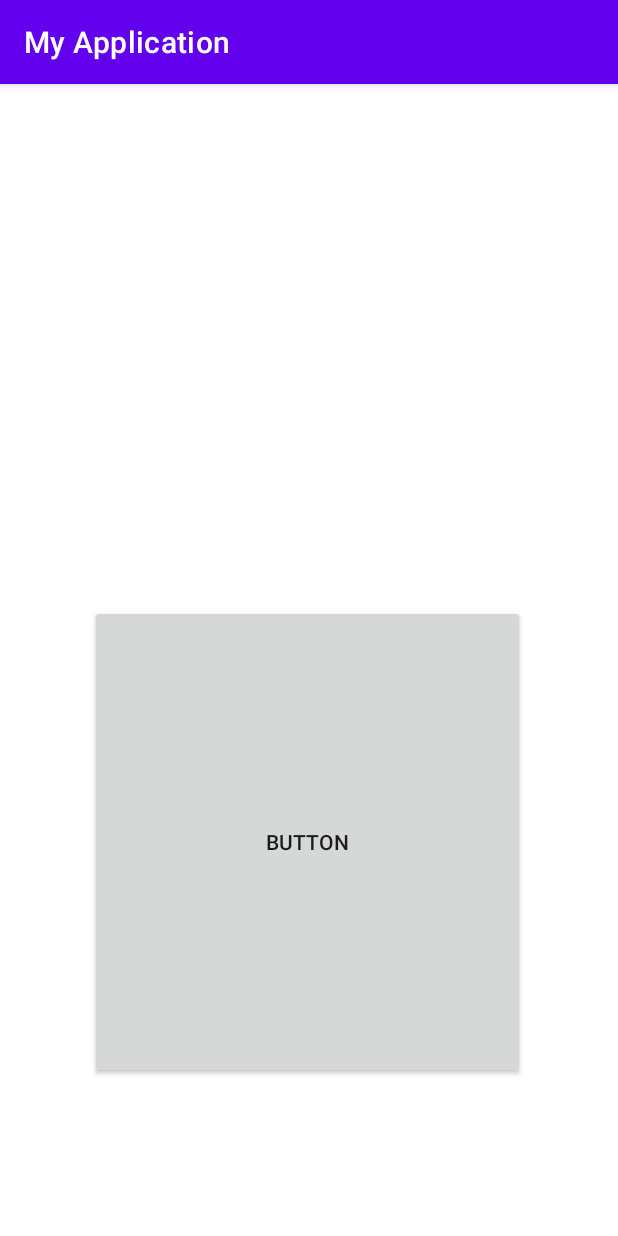
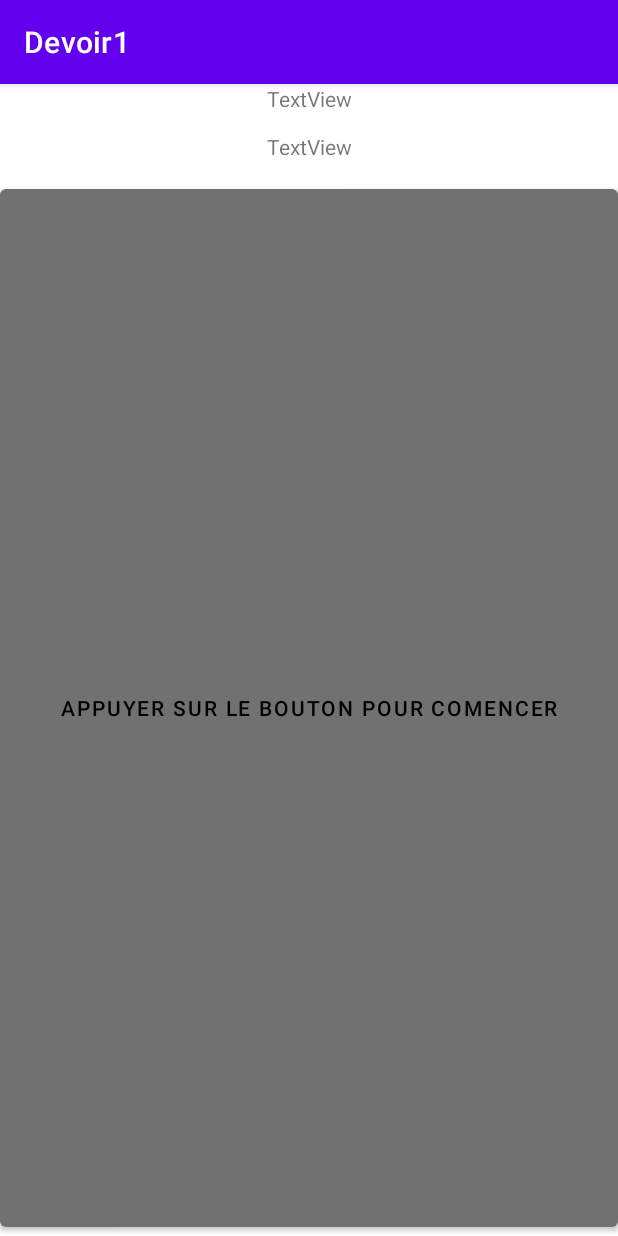
Before and after one commit to julienlanctot/IFT2905_Devoir1, an Android app: the screen it shows after launch (MainActivity), on a phone screen of 412 x 824 dp. Run offline under Robolectric (Android 15) with nearby library versions, the phone set to English and light mode, and no system bars.

Commit message:
Up to date

```diff
--- a/Devoir1/app/src/main/java/com/example/myapplication/MainActivity.java
+++ b/Devoir1/app/src/main/java/com/example/myapplication/MainActivity.java
@@ -2,68 +2,88 @@ package com.example.myapplication;
 
 import androidx.appcompat.app.AppCompatActivity;
 
-import android.graphics.Color;
+import android.content.Context;
 import android.os.Bundle;
-import android.os.Handler;
+import android.util.Log;
 import android.view.View;
 import android.widget.Button;
-import android.widget.TextView;
+import android.widget.Toast;
+
+import java.util.Random;
+import java.util.Timer;
+import java.util.TimerTask;
 
 public class MainActivity extends AppCompatActivity {
 
-    Button b1;
-    Handler timer;
-    TextView t1;
 
-    boolean is_invisible;
-    boolean is_bright;
+    private int tries = 1;
+    private int maxTries = 5;
+    private boolean started = false;
+    private boolean isYellow = false;
+    private long startime;
+
+    private Timer timer = new Timer();
+    public static MainActivity activity = null;
 
     @Override
     protected void onCreate(Bundle savedInstanceState) {
         super.onCreate(savedInstanceState);
         setContentView(R.layout.activity_main);
+        activity = this;
 
-        is_invisible = true;
-        is_bright = true;
-        b1 = findViewById(R.id.button1);
-        t1 = findViewById(R.id.textView1);
-
-        timer = new Handler();
-        b1.setOnClickListener(b1_listener);
-
-
+        Button btn = (Button) findViewById(R.id.button3);
+        btn.setOnClickListener(new View.OnClickListener()
+        {
+            public void onClick(View v)
+            {
+                MainActivity.activity.clickHandler();
+            }
+        });
     }
 
+    /**
+     * Method used when user presses the button
+     */
+    public void clickHandler()
+    {
+        Button btn = (Button) findViewById(R.id.button3);
+        if(this.started)
+        {
+            if(this.isYellow)
+            {
+                long elaspeTime = System.currentTimeMillis() - this.startime;
+                btn.setText(String.valueOf(elaspeTime) + "ms");
+                this.startime = System.currentTimeMillis();
+                btn.setBackgroundColor(getResources().getColor(R.color.green));
+            }
+            else
+            {
+                btn.setText("Trop vite!");
+                btn.setBackgroundColor(getResources().getColor(R.color.red));
+                this.timer.cancel();
+                this.start();
+            }
+        }
+        else
+        {
+            this.start();
+        }
+    }
 
-
-    Runnable timer_listener = new Runnable() {
-        @Override
-        public void run() {
-            if(is_bright){
-                b1.setBackgroundColor(Color.BLUE);
-                is_bright = false;
-            }else{
-                b1.setBackgroundColor(Color.RED);
-                is_bright = true;
+    public void start()
+    {
+        this.started = true;
+        int delay = (int) (new Random().nextDouble() * 7000) + 3000;
+        Button btn = (Button) findViewById(R.id.button3);
+        btn.setText(getResources().getText(R.string.default_msg));
+        this.timer.schedule(new TimerTask() {
+            @Override
+            public void run() {
+                MainActivity.activity.isYellow = true;
+                btn.setBackgroundColor(getResources().getColor(R.color.yellow));
+                btn.setText(String.valueOf(delay));
+                MainActivity.activity.startime = System.currentTimeMillis();
             }
-
-            timer.postDelayed(timer_listener, 2000);
-        }
-    };
-
-    View.OnClickListener b1_listener = new View.OnClickListener(){
-        @Override
-        public void onClick(View v) {
-
-            if(is_invisible){
-                t1.setVisibility(View.VISIBLE);
-                b1.setBackgroundColor(Color.RED);
-                is_invisible = false;
-            }
-            timer_listener.run();
-        }
-    };
-
-
-
+        },delay);
+    }
 }
--- a/Devoir1/app/src/main/res/layout/activity_main.xml
+++ b/Devoir1/app/src/main/res/layout/activity_main.xml
@@ -1,42 +1,41 @@
 <?xml version="1.0" encoding="utf-8"?>
-<androidx.constraintlayout.widget.ConstraintLayout xmlns:android="http://schemas.android.com/apk/res/android"
+
+<LinearLayout xmlns:android="http://schemas.android.com/apk/res/android"
     xmlns:app="http://schemas.android.com/apk/res-auto"
     xmlns:tools="http://schemas.android.com/tools"
     android:layout_width="match_parent"
     android:layout_height="match_parent"
-    app:backgroundTint="@null"
+    android:orientation="vertical"
     tools:context=".MainActivity">
-
-    <androidx.appcompat.widget.AppCompatButton
-        android:id="@+id/button1"
-        android:layout_width="290dp"
-        android:layout_height="316dp"
-        android:layout_marginStart="60dp"
-        android:layout_marginLeft="60dp"
-        android:layout_marginTop="250dp"
-        android:layout_marginEnd="61dp"
-        android:layout_marginRight="61dp"
-        android:text="Button"
-        app:layout_constraintEnd_toEndOf="parent"
-        app:layout_constraintHorizontal_bias="0.0"
-        app:layout_constraintStart_toStartOf="parent"
-        app:layout_constraintTop_toBottomOf="@+id/textView1" />
+    android:layout_width="match_parent"
+    android:layout_height="match_parent"
+    android:orientation="vertical">
 
     <TextView
-        android:id="@+id/textView1"
-        android:layout_width="203dp"
-        android:layout_height="27dp"
-        android:layout_marginStart="104dp"
-        android:layout_marginLeft="104dp"
-        android:layout_marginTop="70dp"
-        android:layout_marginEnd="104dp"
-        android:layout_marginRight="104dp"
-        android:layout_marginBottom="250dp"
-        android:text="Compteur d'essai"
-        android:visibility="invisible"
-        app:layout_constraintBottom_toTopOf="@+id/button1"
-        app:layout_constraintEnd_toEndOf="parent"
-        app:layout_constraintStart_toStartOf="parent"
-        app:layout_constraintTop_toTopOf="parent" />
+        android:id="@+id/textView3"
+        android:layout_width="match_parent"
+        android:layout_height="wrap_content"
+        android:layout_weight="1"
+        android:text="TextView"
+        android:textAlignment="center"
+        android:layout_gravity="center_horizontal"
+        android:visibility="visible" />
 
-</androidx.constraintlayout.widget.ConstraintLayout>
+    <TextView
+        android:id="@+id/textView4"
+        android:layout_width="match_parent"
+        android:layout_height="wrap_content"
+        android:layout_weight="1"
+        android:text="TextView"
+        android:layout_gravity="center_horizontal"
+        android:textAlignment="center" />
+
+    <Button
+        android:id="@+id/button3"
+        android:layout_width="match_parent"
+        android:layout_height="wrap_content"
+        android:layout_weight="50"
+        android:text="@string/default_msg"
+        android:textColor="#000000"
+        app:backgroundTint="@color/gray" />
+</LinearLayout>
--- a/Devoir1/app/src/main/res/values/colors.xml
+++ b/Devoir1/app/src/main/res/values/colors.xml
@@ -7,4 +7,8 @@
     <color name="teal_700">#FF018786</color>
     <color name="black">#FF000000</color>
     <color name="white">#FFFFFFFF</color>
+    <color name="yellow">#e5ff00</color>
+    <color name="gray">#717171</color>
+    <color name="green">#58eb34</color>
+    <color name="red">#ff0000</color>
 </resources>
--- a/Devoir1/app/src/main/res/values/strings.xml
+++ b/Devoir1/app/src/main/res/values/strings.xml
@@ -1,3 +1,5 @@
 <resources>
-    <string name="app_name">My Application</string>
+    <string name="app_name">Devoir1</string>
+    <string name="default_msg">APPUYER SUR LE BOUTON POUR COMENCER</string>
+    <string name="ingame_msg">ATTENDRE QUE LE BOUTON DEVIENNE JAUNE</string>
 </resources>
```
